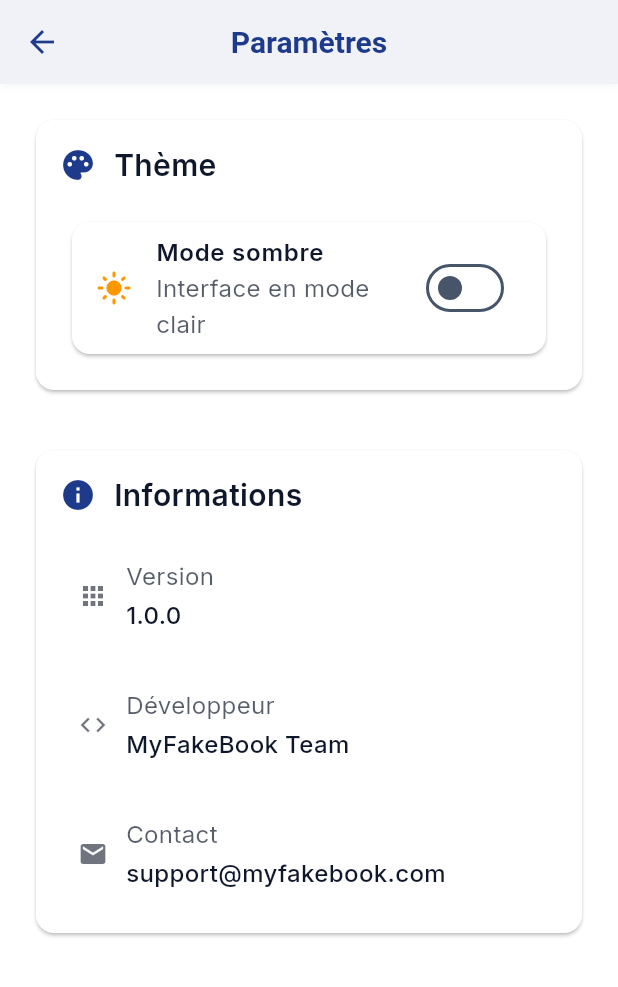
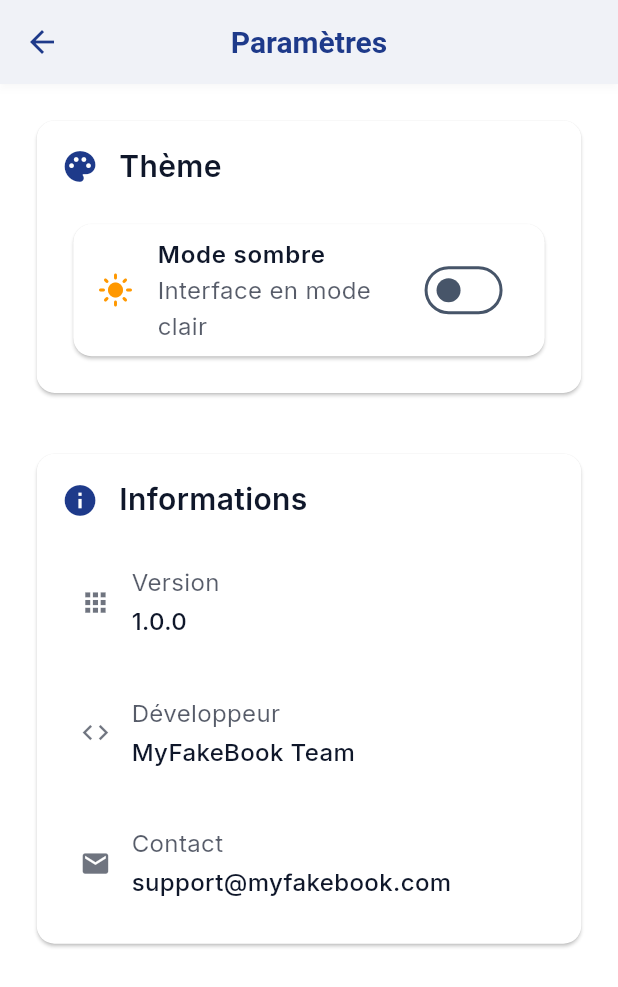
Before and after one commit to LovaSalema/myfakebook_manager, a Flutter app: the SettingsScreen screen opened directly, on a phone screen of 412 x 824 dp. Shown: the top 987 px of the screen. Run offline on Flutter 3.47's test engine with Material 3 defaults, Android fonts, the phone set to English and light mode, and no system bars; our stand-ins replace flutter_animate, flutter_screenutil, google_fonts, pdf, printing, shared_preferences and 3 more; accounts and stored records are empty.

Commit message:
settong responsive

```diff
--- a/lib/presentation/screens/settings_screen.dart
+++ b/lib/presentation/screens/settings_screen.dart
@@ -1,5 +1,6 @@
 import 'package:flutter/material.dart';
 import 'package:provider/provider.dart';
+import 'package:flutter_screenutil/flutter_screenutil.dart';
 import '../providers/theme_provider.dart';
 import '../../core/theme/app_theme.dart';
 import '../../core/theme/app_text_styles.dart';
@@ -37,42 +38,55 @@ class SettingsScreen extends StatelessWidget {
         ),
       ),
       body: SafeArea(
+        child: LayoutBuilder(
+          builder: (context, constraints) {
+            final isLandscape = constraints.maxWidth > constraints.maxHeight;
+
+            return SingleChildScrollView(
               child: Padding(
-          padding: const EdgeInsets.all(16.0),
+                padding: EdgeInsets.all(16.r),
                 child: Column(
                   crossAxisAlignment: CrossAxisAlignment.start,
                   children: [
                     // Theme Section
-              _buildThemeSection(context, themeProvider),
+                    _buildThemeSection(context, themeProvider, isLandscape),
 
-              const SizedBox(height: 24),
+                    SizedBox(height: 24.h),
 
                     // App Information Section
-              _buildAppInfoSection(context),
+                    _buildAppInfoSection(context, isLandscape),
                   ],
                 ),
+              ),
+            );
+          },
         ),
       ),
     );
   }
 
   /// Build theme section with dark/light mode toggle
-  Widget _buildThemeSection(BuildContext context, ThemeProvider themeProvider) {
+  Widget _buildThemeSection(
+    BuildContext context,
+    ThemeProvider themeProvider,
+    bool isLandscape,
+  ) {
     return Card(
       elevation: 1,
       child: Padding(
-        padding: const EdgeInsets.all(16.0),
-        child: Column(
-          crossAxisAlignment: CrossAxisAlignment.start,
+        padding: EdgeInsets.all(16.r),
+        child: isLandscape
+            ? Row(
                 children: [
-            Row(
+                  Expanded(
+                    child: Row(
                       children: [
                         Icon(
                           Icons.palette,
-                  size: 24,
+                          size: 24.sp,
                           color: Theme.of(context).colorScheme.primary,
                         ),
-                const SizedBox(width: 12),
+                        SizedBox(width: 12.w),
                         Text(
                           'Thème',
                           style: AppTextStyles.titleMedium.copyWith(
@@ -81,7 +95,30 @@ class SettingsScreen extends StatelessWidget {
                         ),
                       ],
                     ),
-            const SizedBox(height: 16),
+                  ),
+                  Expanded(child: _buildThemeToggle(context, themeProvider)),
+                ],
+              )
+            : Column(
+                crossAxisAlignment: CrossAxisAlignment.start,
+                children: [
+                  Row(
+                    children: [
+                      Icon(
+                        Icons.palette,
+                        size: 24.sp,
+                        color: Theme.of(context).colorScheme.primary,
+                      ),
+                      SizedBox(width: 12.w),
+                      Text(
+                        'Thème',
+                        style: AppTextStyles.titleMedium.copyWith(
+                          fontWeight: FontWeight.w600,
+                        ),
+                      ),
+                    ],
+                  ),
+                  SizedBox(height: 16.h),
                   _buildThemeToggle(context, themeProvider),
                 ],
               ),
@@ -122,11 +159,11 @@ class SettingsScreen extends StatelessWidget {
   }
 
   /// Build app information section
-  Widget _buildAppInfoSection(BuildContext context) {
+  Widget _buildAppInfoSection(BuildContext context, bool isLandscape) {
     return Card(
       elevation: 1,
       child: Padding(
-        padding: const EdgeInsets.all(16.0),
+        padding: EdgeInsets.all(16.r),
         child: Column(
           crossAxisAlignment: CrossAxisAlignment.start,
           children: [
@@ -134,10 +171,10 @@ class SettingsScreen extends StatelessWidget {
               children: [
                 Icon(
                   Icons.info,
-                  size: 24,
+                  size: 24.sp,
                   color: Theme.of(context).colorScheme.primary,
                 ),
-                const SizedBox(width: 12),
+                SizedBox(width: 12.w),
                 Text(
                   'Informations',
                   style: AppTextStyles.titleMedium.copyWith(
@@ -146,21 +183,48 @@ class SettingsScreen extends StatelessWidget {
                 ),
               ],
             ),
-            const SizedBox(height: 16),
+            SizedBox(height: 16.h),
+            if (isLandscape)
+              Row(
+                children: [
+                  Expanded(
+                    child: _buildInfoItem(
+                      context: context,
+                      title: 'Version',
+                      value: '1.0.0',
+                      icon: Icons.apps,
+                    ),
+                  ),
+                  SizedBox(width: 12.w),
+                  Expanded(
+                    child: _buildInfoItem(
+                      context: context,
+                      title: 'Développeur',
+                      value: 'MyFakeBook Team',
+                      icon: Icons.code,
+                    ),
+                  ),
+                ],
+              )
+            else
+              Column(
+                children: [
                   _buildInfoItem(
                     context: context,
                     title: 'Version',
                     value: '1.0.0',
                     icon: Icons.apps,
                   ),
-            const SizedBox(height: 12),
+                  SizedBox(height: 12.h),
                   _buildInfoItem(
                     context: context,
                     title: 'Développeur',
                     value: 'MyFakeBook Team',
                     icon: Icons.code,
                   ),
-            const SizedBox(height: 12),
+                ],
+              ),
+            SizedBox(height: 12.h),
             _buildInfoItem(
               context: context,
               title: 'Contact',
@@ -181,19 +245,19 @@ class SettingsScreen extends StatelessWidget {
     required IconData icon,
   }) {
     return Container(
-      padding: const EdgeInsets.all(12.0),
+      padding: EdgeInsets.all(12.r),
       decoration: BoxDecoration(
         color: Theme.of(context).colorScheme.surface,
-        borderRadius: BorderRadius.circular(8),
+        borderRadius: BorderRadius.circular(8.r),
       ),
       child: Row(
         children: [
           Icon(
             icon,
-            size: 20,
+            size: 20.sp,
             color: Theme.of(context).colorScheme.onSurface.withOpacity(0.6),
           ),
-          const SizedBox(width: 12),
+          SizedBox(width: 12.w),
           Expanded(
             child: Column(
               crossAxisAlignment: CrossAxisAlignment.start,
@@ -206,7 +270,7 @@ class SettingsScreen extends StatelessWidget {
                     ).colorScheme.onSurface.withOpacity(0.7),
                   ),
                 ),
-                const SizedBox(height: 2),
+                SizedBox(height: 2.h),
                 Text(
                   value,
                   style: AppTextStyles.bodyMedium.copyWith(
```
Lines whose indentation alone changed are shown as unchanged.
